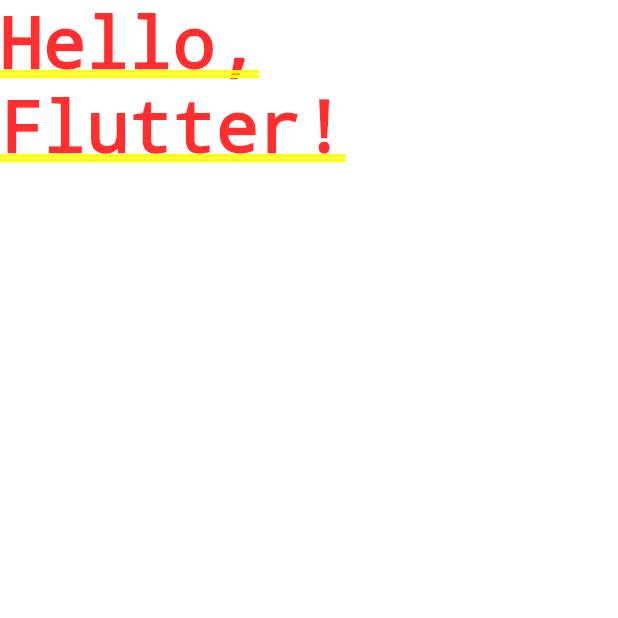
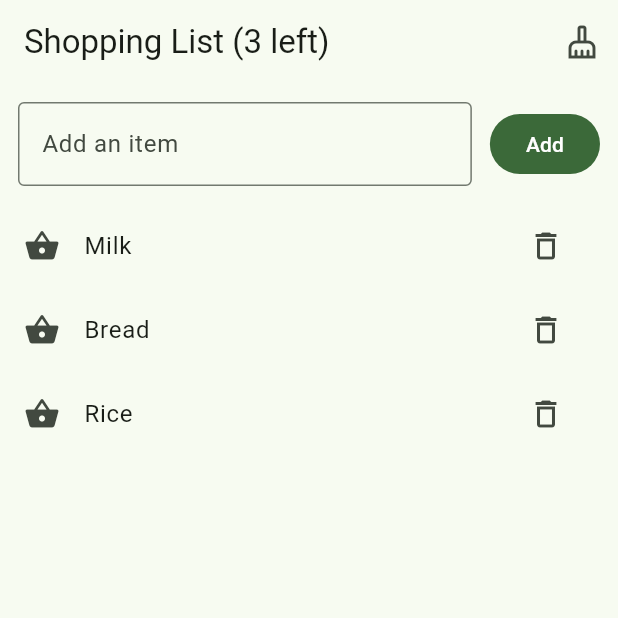
Before and after one commit to NKBelie/Shopping_list, a Flutter app: the screen it shows after launch, on a phone screen of 412 x 824 dp, the top half of it. Run offline on Flutter 3.47's test engine with Material 3 defaults, Android fonts, the phone set to English and light mode, and no system bars.

Commit message:
update README and add Screenshot on shopping list app

```diff
--- a/lib/main.dart
+++ b/lib/main.dart
@@ -1,7 +1,201 @@
+
 import 'package:flutter/material.dart';
 
+class Item {
+  Item(this.name);
+
+  final String name;
+  bool bought = false;
+}
+
 void main() {
-  runApp(const MaterialApp(
-    home: Text('Hello, Flutter!'),
-  ));
+  runApp(const ShoppingApp());
 }
+
+class ShoppingApp extends StatelessWidget {
+  const ShoppingApp({super.key});
+
+  @override
+  Widget build(BuildContext context) {
+    return MaterialApp(
+      debugShowCheckedModeBanner: false,
+      theme: ThemeData(
+        colorSchemeSeed: Colors.green,
+        useMaterial3: true,
+      ),
+      home: const HomeScreen(title: 'Shopping List'),
+    );
+  }
+}
+
+class HomeScreen extends StatefulWidget {
+  const HomeScreen({super.key, required this.title});
+
+  final String title;
+
+  @override
+  State<HomeScreen> createState() => _HomeScreenState();
+}
+
+class _HomeScreenState extends State<HomeScreen> {
+  final List<Item> items = [
+    Item('Milk'),
+    Item('Bread'),
+    Item('Rice'),
+  ];
+
+  final TextEditingController controller = TextEditingController();
+
+  int get itemsLeft => items.where((item) => !item.bought).length;
+
+  void addItem() {
+    final text = controller.text.trim();
+
+    if (text.isEmpty) {
+      ScaffoldMessenger.of(context).showSnackBar(
+        const SnackBar(content: Text('Type an item first')),
+      );
+      return;
+    }
+
+    if (items.any(
+          (item) => item.name.toLowerCase() == text.toLowerCase(),
+    )) {
+      ScaffoldMessenger.of(context).showSnackBar(
+        SnackBar(content: Text('$text is already on the list')),
+      );
+      return;
+    }
+
+    setState(() {
+      items.add(Item(text));
+    });
+
+    controller.clear();
+  }
+
+  void removeItem(int index) {
+    final removedItem = items[index].name;
+
+    setState(() {
+      items.removeAt(index);
+    });
+
+    ScaffoldMessenger.of(context).showSnackBar(
+      SnackBar(content: Text('$removedItem removed')),
+    );
+  }
+
+  void clearBoughtItems() {
+    final boughtCount = items.where((item) => item.bought).length;
+
+    if (boughtCount == 0) {
+      ScaffoldMessenger.of(context).showSnackBar(
+        const SnackBar(content: Text('No bought items to remove')),
+      );
+      return;
+    }
+
+    setState(() {
+      items.removeWhere((item) => item.bought);
+    });
+
+    ScaffoldMessenger.of(context).showSnackBar(
+      SnackBar(
+        content: Text(
+          '$boughtCount bought item${boughtCount == 1 ? '' : 's'} removed',
+        ),
+      ),
+    );
+  }
+
+  @override
+  void dispose() {
+    controller.dispose();
+    super.dispose();
+  }
+
+  @override
+  Widget build(BuildContext context) {
+    return Scaffold(
+      appBar: AppBar(
+        title: Text('${widget.title} ($itemsLeft left)'),
+        actions: [
+          IconButton(
+            tooltip: 'Remove bought items',
+            icon: const Icon(Icons.cleaning_services_outlined),
+            onPressed: clearBoughtItems,
+          ),
+        ],
+      ),
+      body: Column(
+        children: [
+          Padding(
+            padding: const EdgeInsets.all(12),
+            child: Row(
+              children: [
+                Expanded(
+                  child: TextField(
+                    controller: controller,
+                    decoration: const InputDecoration(
+                      hintText: 'Add an item',
+                      border: OutlineInputBorder(),
+                    ),
+                    onSubmitted: (_) => addItem(),
+                  ),
+                ),
+                const SizedBox(width: 12),
+                FilledButton(
+                  onPressed: addItem,
+                  child: const Text('Add'),
+                ),
+              ],
+            ),
+          ),
+          Expanded(
+            child: items.isEmpty
+                ? const Center(
+              child: Text(
+                'Your list is empty',
+                style: TextStyle(fontSize: 18),
+              ),
+            )
+                : ListView.builder(
+              itemCount: items.length,
+              itemBuilder: (context, index) {
+                final item = items[index];
+
+                return ListTile(
+                  leading: Icon(
+                    item.bought
+                        ? Icons.check_circle
+                        : Icons.shopping_basket,
+                    color: item.bought ? Colors.green : null,
+                  ),
+                  title: Text(
+                    item.name,
+                    style: TextStyle(
+                      decoration: item.bought
+                          ? TextDecoration.lineThrough
+                          : null,
+                    ),
+                  ),
+                  onTap: () {
+                    setState(() {
+                      item.bought = !item.bought;
+                    });
+                  },
+                  trailing: IconButton(
+                    tooltip: 'Delete ${item.name}',
+                    icon: const Icon(Icons.delete_outline),
+                    onPressed: () => removeItem(index),
+                  ),
+                );
+              },
+            ),
+          ),
+        ],
+      ),
+    );
+  }
+}
```
Also changed, not shown: 10 other files.
